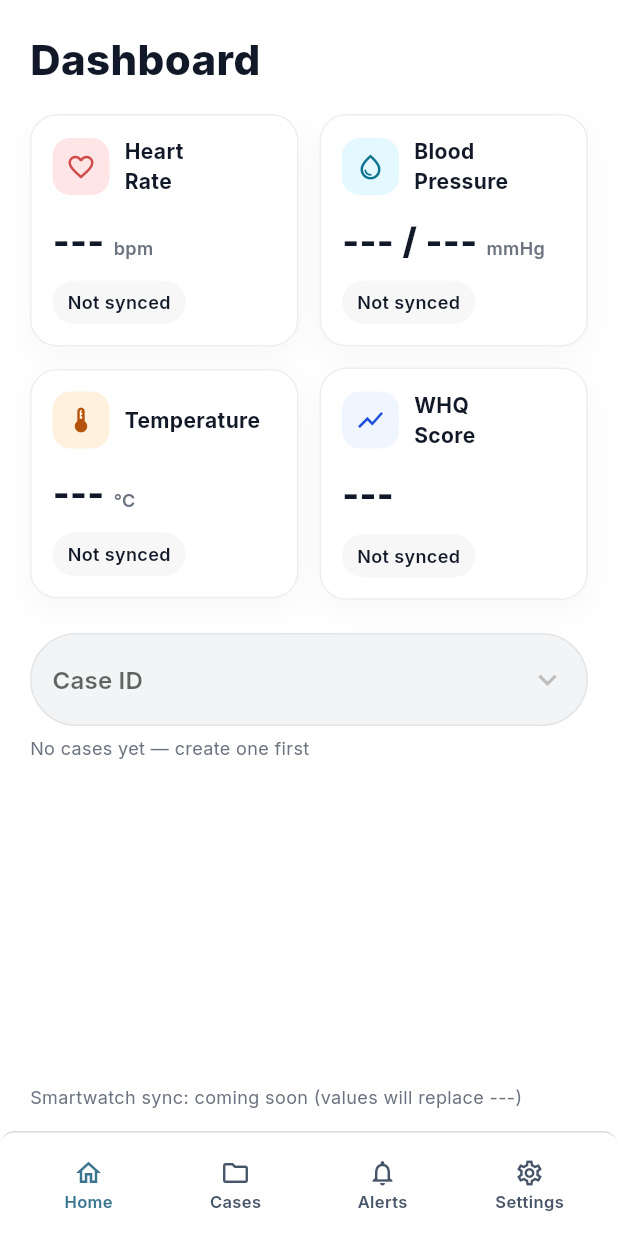
After one commit to norahalhazab/ratq-flutter-app, a Flutter app: the Homepage screen opened by its route, on a phone screen of 412 x 824 dp. The commit adds this screen. Run offline on Flutter 3.47's test engine with Material 3 defaults, Android fonts, the light colour scheme and no system bars; our stand-ins replace auto_size_text, cached_network_image, camera, cloud_firestore, connectivity_plus, device_info_plus and 21 more; missing offline and left inert: android_intent_plus, audio_session, flutter_background_service, flutter_background_service_android, flutter_sound, mobile_scanner; accounts and stored records are empty.

Commit message:
homepage

```diff
--- a/aidx-medical-app-master/lib/main.dart
+++ b/aidx-medical-app-master/lib/main.dart
@@ -29,6 +29,7 @@ import 'package:aidx/screens/health_id_screen.dart';
 import 'package:aidx/screens/qr_scanner_screen.dart';
 import 'package:aidx/services/social_media_service.dart';
 import 'package:aidx/screens/health_habits_screen.dart';
+import 'package:aidx/screens/Homepage.dart';
 import 'package:aidx/screens/sleep_fall_detection_screen.dart';
 import 'package:aidx/providers/community_provider.dart';
 
@@ -344,7 +345,7 @@ class MyApp extends StatelessWidget {
                   return const SplashScreen();
                 },
                 AppConstants.routeLogin: (context) => const LoginScreen(),
-                AppConstants.routeDashboard: (context) => const DashboardScreen(),
+                AppConstants.routeDashboard: (context) => const Homepage(),
                 AppConstants.routeProfile: (context) => ProfileScreen(),
                 AppConstants.routeWearable: (context) => const WearableScreen(),
                 AppConstants.routeSos: (context) => const SosScreen(),
--- /dev/null
+++ b/aidx-medical-app-master/lib/screens/Homepage.dart
@@ -0,0 +1,376 @@
+import 'package:flutter/material.dart';
+import 'package:cloud_firestore/cloud_firestore.dart';
+import 'package:firebase_auth/firebase_auth.dart';
+
+import '../widgets/bottom_nav.dart';
+
+class Homepage extends StatefulWidget {
+  const Homepage({super.key});
+
+  @override
+  State<Homepage> createState() => _HomepageState();
+}
+
+class _HomepageState extends State<Homepage> {
+  String? _selectedCaseId;
+
+  // UI colors (clean + close to your screenshot)
+  static const bg = Color(0xFFFFFFFF);
+  static const cardBg = Color(0xFFF7F7F7);
+  static const border = Color(0x11000000);
+  static const titleColor = Color(0xFF111827);
+  static const mutedText = Color(0xFF6B7280);
+
+  @override
+  Widget build(BuildContext context) {
+    final user = FirebaseAuth.instance.currentUser;
+
+    if (user == null) {
+      return const Scaffold(
+        backgroundColor: bg,
+        body: Center(child: Text("User not logged in")),
+      );
+    }
+
+    final casesQuery = FirebaseFirestore.instance
+        .collection('users')
+        .doc(user.uid)
+        .collection('cases')
+        .orderBy('lastUpdated', descending: true);
+
+    return Scaffold(
+      backgroundColor: bg,
+      bottomNavigationBar: AppBottomNav(currentIndex: 0),
+      body: SafeArea(
+        child: Padding(
+          padding: const EdgeInsets.fromLTRB(20, 14, 20, 14),
+          child: Column(
+            crossAxisAlignment: CrossAxisAlignment.start,
+            children: [
+              const SizedBox(height: 6),
+              const _PageTitle(title: "Dashboard"),
+              const SizedBox(height: 16),
+
+              // ---- 2x2 cards like the screenshot ----
+              Row(
+                children: const [
+                  Expanded(
+                    child: _MetricCard(
+                      label: "Heart\nRate",
+                      value: "---",
+                      unit: "bpm",
+                      badgeText: "Not synced",
+                      icon: Icons.favorite_border,
+                      iconBg: Color(0xFFFFE5E5),
+                      iconColor: Color(0xFFD14B4B),
+                    ),
+                  ),
+                  SizedBox(width: 14),
+                  Expanded(
+                    child: _MetricCard(
+                      label: "Blood\nPressure",
+                      value: "--- / ---",
+                      unit: "mmHg",
+                      badgeText: "Not synced",
+                      icon: Icons.water_drop_outlined,
+                      iconBg: Color(0xFFE3F8FF),
+                      iconColor: Color(0xFF0E7490),
+                    ),
+                  ),
+                ],
+              ),
+              const SizedBox(height: 14),
+              Row(
+                children: const [
+                  Expanded(
+                    child: _MetricCard(
+                      label: "Temperature",
+                      value: "---",
+                      unit: "°C",
+                      badgeText: "Not synced",
+                      icon: Icons.thermostat_outlined,
+                      iconBg: Color(0xFFFFF1DD),
+                      iconColor: Color(0xFFB45309),
+                    ),
+                  ),
+                  SizedBox(width: 14),
+                  Expanded(
+                    child: _MetricCard(
+                      label: "WHQ\nScore",
+                      value: "---",
+                      unit: "",
+                      badgeText: "Not synced",
+                      icon: Icons.show_chart,
+                      iconBg: Color(0xFFEFF6FF),
+                      iconColor: Color(0xFF1D4ED8),
+                    ),
+                  ),
+                ],
+              ),
+
+              const SizedBox(height: 22),
+
+              // ---- Case selector (from Firestore) ----
+              StreamBuilder<QuerySnapshot<Map<String, dynamic>>>(
+                stream: casesQuery.snapshots(),
+                builder: (context, snap) {
+                  if (snap.hasError) {
+                    return const Text("Error loading cases");
+                  }
+                  if (!snap.hasData) {
+                    return const Center(child: CircularProgressIndicator());
+                  }
+
+                  final docs = snap.data!.docs;
+
+                  // If no cases
+                  if (docs.isEmpty) {
+                    return _CaseSelector(
+                      enabled: false,
+                      selectedCaseId: null,
+                      items: const [],
+                      onChanged: (_) {},
+                      helperText: "No cases yet — create one first",
+                    );
+                  }
+
+                  // If selected is null or not found, pick first
+                  final ids = docs.map((d) => d.id).toList();
+                  if (_selectedCaseId == null || !ids.contains(_selectedCaseId)) {
+                    _selectedCaseId = ids.first;
+                  }
+
+                  final items = docs.map((d) {
+                    final data = d.data();
+                    final title = (data['title'] ?? 'Case').toString();
+                    return _CaseItem(id: d.id, title: title);
+                  }).toList();
+
+                  return _CaseSelector(
+                    enabled: true,
+                    selectedCaseId: _selectedCaseId,
+                    items: items,
+                    onChanged: (id) => setState(() => _selectedCaseId = id),
+                    helperText: "Choose which case to show (sync later)",
+                  );
+                },
+              ),
+
+              const SizedBox(height: 14),
+
+              // Spacer to keep content above bottom nav nicely
+              const Spacer(),
+
+              // Optional: a subtle hint line
+              Text(
+                "Smartwatch sync: coming soon (values will replace ---)",
+                style: const TextStyle(color: mutedText, fontSize: 12),
+              ),
+            ],
+          ),
+        ),
+      ),
+    );
+  }
+}
+
+/* ---------------- UI widgets ---------------- */
+
+class _PageTitle extends StatelessWidget {
+  const _PageTitle({required this.title});
+  final String title;
+
+  @override
+  Widget build(BuildContext context) {
+    return Text(
+      title,
+      style: const TextStyle(
+        fontSize: 28,
+        fontWeight: FontWeight.w800,
+        color: Color(0xFF111827),
+      ),
+    );
+  }
+}
+
+class _MetricCard extends StatelessWidget {
+  const _MetricCard({
+    required this.label,
+    required this.value,
+    required this.unit,
+    required this.badgeText,
+    required this.icon,
+    required this.iconBg,
+    required this.iconColor,
+  });
+
+  final String label;
+  final String value;
+  final String unit;
+  final String badgeText;
+  final IconData icon;
+  final Color iconBg;
+  final Color iconColor;
+
+  static const cardBg = Color(0xFFF7F7F7);
+  static const border = Color(0x11000000);
+  static const titleColor = Color(0xFF111827);
+  static const mutedText = Color(0xFF6B7280);
+
+  @override
+  Widget build(BuildContext context) {
+    return Container(
+      padding: const EdgeInsets.all(14),
+      decoration: BoxDecoration(
+        color: Colors.white,
+        borderRadius: BorderRadius.circular(18),
+        border: Border.all(color: border),
+        boxShadow: const [
+          BoxShadow(
+            color: Color(0x08000000),
+            blurRadius: 18,
+            offset: Offset(0, 8),
+          ),
+        ],
+      ),
+      child: Column(
+        crossAxisAlignment: CrossAxisAlignment.start,
+        children: [
+          Row(
+            children: [
+              Container(
+                width: 38,
+                height: 38,
+                decoration: BoxDecoration(
+                  color: iconBg,
+                  borderRadius: BorderRadius.circular(12),
+                ),
+                child: Icon(icon, color: iconColor, size: 20),
+              ),
+              const SizedBox(width: 10),
+              Expanded(
+                child: Text(
+                  label,
+                  style: const TextStyle(
+                    fontSize: 14,
+                    fontWeight: FontWeight.w700,
+                    color: titleColor,
+                  ),
+                ),
+              ),
+            ],
+          ),
+          const SizedBox(height: 12),
+          Row(
+            crossAxisAlignment: CrossAxisAlignment.end,
+            children: [
+              Text(
+                value,
+                style: const TextStyle(
+                  fontSize: 24,
+                  fontWeight: FontWeight.w800,
+                  color: titleColor,
+                ),
+              ),
+              const SizedBox(width: 6),
+              Padding(
+                padding: const EdgeInsets.only(bottom: 3),
+                child: Text(
+                  unit,
+                  style: const TextStyle(
+                    fontSize: 12,
+                    color: mutedText,
+                    fontWeight: FontWeight.w600,
+                  ),
+                ),
+              ),
+            ],
+          ),
+          const SizedBox(height: 10),
+          Container(
+            padding: const EdgeInsets.symmetric(horizontal: 10, vertical: 6),
+            decoration: BoxDecoration(
+              color: cardBg,
+              borderRadius: BorderRadius.circular(999),
+            ),
+            child: Text(
+              badgeText,
+              style: const TextStyle(
+                fontSize: 12,
+                color: titleColor,
+                fontWeight: FontWeight.w600,
+              ),
+            ),
+          )
+        ],
+      ),
+    );
+  }
+}
+
+class _CaseItem {
+  final String id;
+  final String title;
+  const _CaseItem({required this.id, required this.title});
+}
+
+class _CaseSelector extends StatelessWidget {
+  const _CaseSelector({
+    required this.enabled,
+    required this.selectedCaseId,
+    required this.items,
+    required this.onChanged,
+    required this.helperText,
+  });
+
+  final bool enabled;
+  final String? selectedCaseId;
+  final List<_CaseItem> items;
+  final ValueChanged<String?> onChanged;
+  final String helperText;
+
+  static const border = Color(0x11000000);
+  static const mutedText = Color(0xFF6B7280);
+
+  @override
+  Widget build(BuildContext context) {
+    return Column(
+      crossAxisAlignment: CrossAxisAlignment.start,
+      children: [
+        Container(
+          padding: const EdgeInsets.symmetric(horizontal: 14, vertical: 6),
+          decoration: BoxDecoration(
+            color: const Color(0xFFF3F4F6),
+            borderRadius: BorderRadius.circular(999),
+            border: Border.all(color: border),
+          ),
+          child: DropdownButtonHideUnderline(
+            child: DropdownButton<String>(
+              value: enabled ? selectedCaseId : null,
+              hint: const Text("Case ID"),
+              isExpanded: true,
+              icon: const Icon(Icons.keyboard_arrow_down),
+              items: items
+                  .map(
+                    (c) => DropdownMenuItem<String>(
+                  value: c.id,
+                  child: Text(
+                    c.title,
+                    overflow: TextOverflow.ellipsis,
+                  ),
+                ),
+              )
+                  .toList(),
+              onChanged: enabled ? onChanged : null,
+            ),
+          ),
+        ),
+        const SizedBox(height: 6),
+        Text(
+          helperText,
+          style: const TextStyle(color: mutedText, fontSize: 12),
+        ),
+      ],
+    );
+  }
+}
--- a/aidx-medical-app-master/lib/screens/auth/login_screen.dart
+++ b/aidx-medical-app-master/lib/screens/auth/login_screen.dart
@@ -2,6 +2,7 @@ import 'package:flutter/material.dart';
 import 'package:provider/provider.dart';
 import 'package:aidx/services/auth_service.dart';
 import 'package:aidx/screens/dashboard_screen.dart';
+import 'package:aidx/screens/Homepage.dart';
 import 'package:flutter_feather_icons/flutter_feather_icons.dart';
 
 class LoginScreen extends StatefulWidget {
@@ -87,7 +88,7 @@ class _LoginScreenState extends State<LoginScreen>
       if (user != null && mounted) {
         Navigator.pushReplacement(
           context,
-          MaterialPageRoute(builder: (_) => const DashboardScreen()),
+          MaterialPageRoute(builder: (_) => const Homepage()),
         );
       }
     } finally {
--- a/aidx-medical-app-master/lib/widgets/bottom_nav.dart
+++ b/aidx-medical-app-master/lib/widgets/bottom_nav.dart
@@ -5,6 +5,7 @@ import '../screens/dashboard_screen.dart';
 import '../screens/cases_screen.dart';
 import '../screens/settings_screen.dart';
 // import '../screens/alerts_screen.dart'; // if you have it
+import '../screens/Homepage.dart';
 
 class AppBottomNav extends StatelessWidget {
   const AppBottomNav({
@@ -23,7 +24,7 @@ class AppBottomNav extends StatelessWidget {
     Widget screen;
     switch (index) {
       case 0:
-        screen = const DashboardScreen();
+        screen =  Homepage();
         break;
       case 1:
         screen = const CasesScreen();
```
